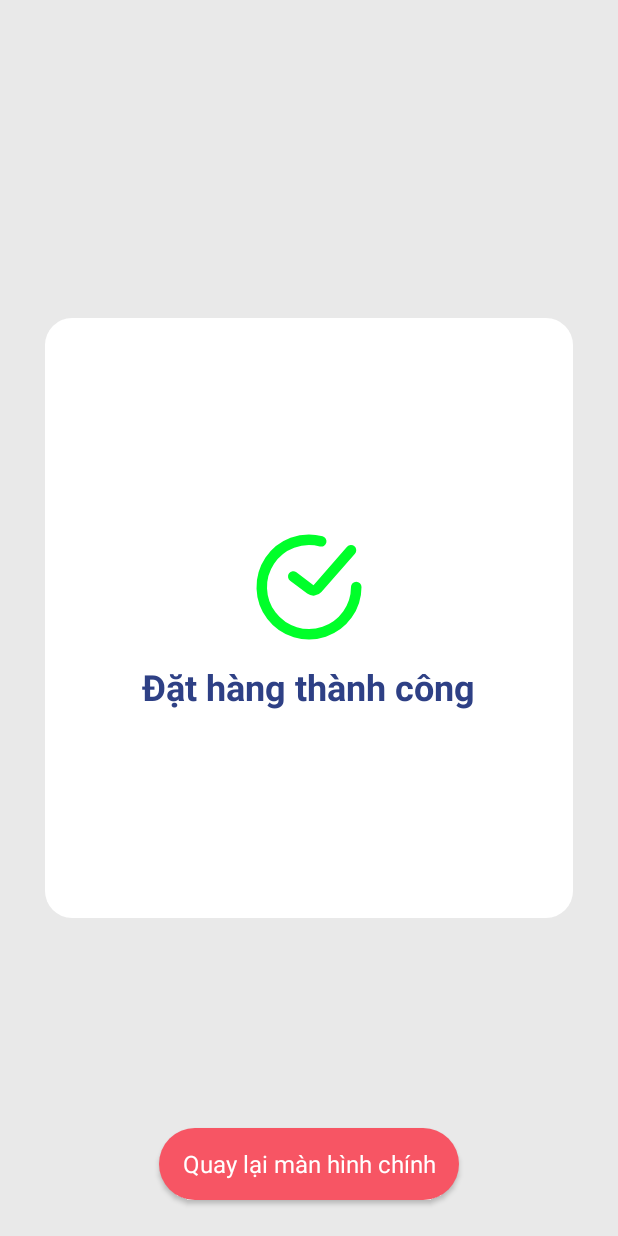
After one commit to phamthang2222/AppFoodByJava, an Android app: the DoneActivity screen opened directly, with no data from a screen before it, on a phone screen of 412 x 824 dp. The commit adds this screen. Run offline under Robolectric (Android 15) with nearby library versions, the phone set to English and light mode, and no system bars.

Commit message:
update funtion search

```diff
--- a/app/src/main/AndroidManifest.xml
+++ b/app/src/main/AndroidManifest.xml
@@ -14,6 +14,9 @@
         android:supportsRtl="true"
         android:theme="@style/Theme.AppFoodProject"
         tools:targetApi="31">
+        <activity
+            android:name=".Activity.DoneActivity"
+            android:exported="false" />
         <activity
             android:name=".Activity.WishListActivity"
             android:exported="false" />
--- a/app/src/main/java/vn/phamthang/appfoodproject/Activity/CartActivity.java
+++ b/app/src/main/java/vn/phamthang/appfoodproject/Activity/CartActivity.java
@@ -87,7 +87,10 @@ public class CartActivity extends BaseActivity {
             startActivity(new Intent(this, ProfileActivity.class));
             finish();
         });
-
+        binding.button2.setOnClickListener(v ->{
+            startActivity(new Intent(this, DoneActivity.class));
+            finish();
+        });
     }
     private void setInfomationUser(){
         FirebaseUser currentUser = mAuth.getCurrentUser();
--- /dev/null
+++ b/app/src/main/java/vn/phamthang/appfoodproject/Activity/DoneActivity.java
@@ -0,0 +1,31 @@
+package vn.phamthang.appfoodproject.Activity;
+
+import androidx.appcompat.app.AppCompatActivity;
+
+import android.content.Intent;
+import android.os.Bundle;
+import android.view.View;
+
+import vn.phamthang.appfoodproject.databinding.ActivityDoneBinding;
+
+public class DoneActivity extends AppCompatActivity {
+    ActivityDoneBinding binding;
+    @Override
+    protected void onCreate(Bundle savedInstanceState) {
+        super.onCreate(savedInstanceState);
+        binding = ActivityDoneBinding.inflate(getLayoutInflater());
+        setContentView(binding.getRoot());
+
+        setVariable();
+    }
+
+    private void setVariable() {
+        binding.btback.setOnClickListener(new View.OnClickListener() {
+            @Override
+            public void onClick(View v) {
+                startActivity(new Intent(DoneActivity.this,MainActivity.class));
+                finish();
+            }
+        });
+    }
+}
--- a/app/src/main/java/vn/phamthang/appfoodproject/Adapter/BestFoodAdapter.java
+++ b/app/src/main/java/vn/phamthang/appfoodproject/Adapter/BestFoodAdapter.java
@@ -74,7 +74,6 @@ public class BestFoodAdapter extends RecyclerView.Adapter<BestFoodAdapter.viewHo
             tvTime = itemView.findViewById(R.id.tvTime);
             pic = itemView.findViewById(R.id.imgItem);
 
-
         }
     }
 }
--- /dev/null
+++ b/app/src/main/res/drawable/done_svgrepo_com.xml
@@ -0,0 +1,9 @@
+<vector android:height="84dp" android:viewportHeight="24"
+    android:viewportWidth="24" android:width="84dp" xmlns:android="http://schemas.android.com/apk/res/android">
+    <path android:fillColor="#00000000"
+        android:pathData="M9,10L12.258,12.444C12.677,12.757 13.266,12.696 13.611,12.302L20,5"
+        android:strokeColor="#00ff2a" android:strokeLineCap="round" android:strokeWidth="2"/>
+    <path android:fillColor="#00000000"
+        android:pathData="M21,12C21,13.88 20.411,15.714 19.316,17.242C18.22,18.771 16.674,19.918 14.893,20.522C13.112,21.127 11.187,21.158 9.387,20.612C7.588,20.067 6.005,18.971 4.86,17.479C3.715,15.987 3.066,14.174 3.005,12.295C2.943,10.415 3.472,8.563 4.517,7C5.562,5.436 7.07,4.239 8.83,3.577C10.59,2.914 12.513,2.82 14.329,3.307"
+        android:strokeColor="#00ff2a" android:strokeLineCap="round" android:strokeWidth="2"/>
+</vector>
--- /dev/null
+++ b/app/src/main/res/layout/activity_done.xml
@@ -0,0 +1,62 @@
+<?xml version="1.0" encoding="utf-8"?>
+<androidx.constraintlayout.widget.ConstraintLayout xmlns:android="http://schemas.android.com/apk/res/android"
+    xmlns:app="http://schemas.android.com/apk/res-auto"
+    xmlns:tools="http://schemas.android.com/tools"
+    android:layout_width="match_parent"
+    android:layout_height="match_parent"
+    android:background="@color/gray"
+    tools:context=".Activity.DoneActivity">
+
+    <LinearLayout
+        android:id="@+id/linearLayout"
+        android:layout_width="match_parent"
+        android:layout_height="400dp"
+        android:layout_marginStart="30dp"
+        android:layout_marginEnd="30dp"
+        android:background="@drawable/white_background"
+        android:gravity="center"
+        android:orientation="vertical"
+        app:layout_constraintBottom_toBottomOf="parent"
+        app:layout_constraintEnd_toEndOf="parent"
+        app:layout_constraintStart_toStartOf="parent"
+        app:layout_constraintTop_toTopOf="parent">
+
+        <ImageView
+            android:id="@+id/imageView13"
+            android:layout_width="wrap_content"
+            android:layout_height="wrap_content"
+            android:layout_marginTop="30dp"
+            app:srcCompat="@drawable/done_svgrepo_com" />
+
+        <TextView
+            android:id="@+id/textView11"
+            android:layout_width="wrap_content"
+            android:layout_height="wrap_content"
+            android:layout_marginTop="8dp"
+            android:layout_marginBottom="30dp"
+            android:text="Đặt hàng thành công"
+            android:textColor="@color/blue_gray"
+            android:textSize="24dp"
+
+            android:textStyle="bold" />
+
+    </LinearLayout>
+
+    <androidx.appcompat.widget.AppCompatButton
+        android:id="@+id/btback"
+        style="@android:style/Widget.Button"
+        android:layout_width="200dp"
+        android:layout_height="wrap_content"
+        android:layout_marginBottom="24dp"
+        android:background="@drawable/red_button_background"
+        android:drawableTint="@color/white"
+        android:padding="10dp"
+        android:paddingStart="10dp"
+        android:text="Quay lại màn hình chính"
+        android:textColor="@color/white"
+        android:textSize="16dp"
+        app:layout_constraintBottom_toBottomOf="parent"
+        app:layout_constraintEnd_toEndOf="parent"
+        app:layout_constraintStart_toStartOf="parent" />
+
+</androidx.constraintlayout.widget.ConstraintLayout>
```
Also changed, not shown: app/src/main/java/vn/phamthang/appfoodproject/Activity/ListFoodActivity.java (+17 -3 lines), app/src/main/java/vn/phamthang/appfoodproject/Activity/MainActivity.java (+45 -3 lines).
